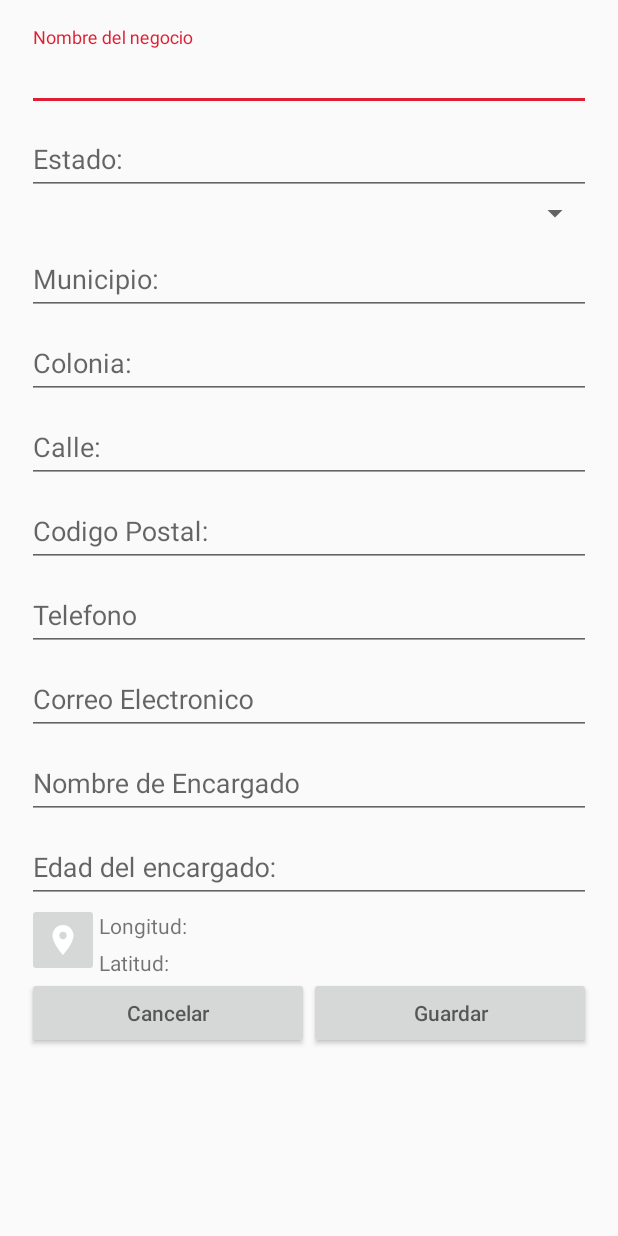
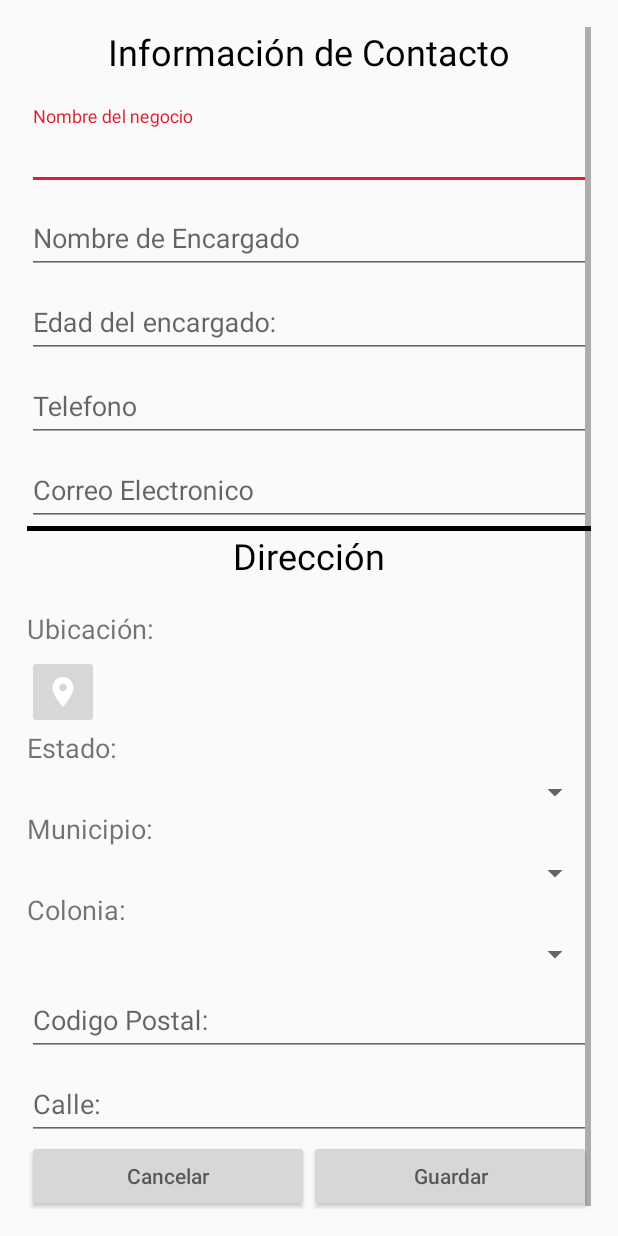
Before and after one commit to EspinoLeandro/MATI, an Android app: the layout fragment_capturista_tienda_agregar.xml on its own in the app's theme, with its tools: preview values and no code run, on a phone screen of 412 x 824 dp. Run offline under Robolectric (Android 15) with nearby library versions, the light colour scheme and no system bars.

Commit message:
Diseño: Capturista Agregar Tienda

```diff
--- a/app/src/main/res/layout/fragment_capturista_tienda_agregar.xml
+++ b/app/src/main/res/layout/fragment_capturista_tienda_agregar.xml
@@ -14,6 +14,17 @@
             android:orientation="vertical"
             android:layout_width="match_parent"
             android:layout_height="match_parent">
+
+
+            <TextView
+                android:textColor="@android:color/black"
+                android:textSize="24dp"
+                android:layout_marginBottom="20dp"
+                android:layout_gravity="center"
+                android:layout_width="wrap_content"
+                android:layout_height="wrap_content"
+                android:text="Información de Contacto"/>
+
             <android.support.design.widget.TextInputLayout
                 android:id="@+id/capturista_tienda_agregar_nombre"
                 android:layout_width="match_parent"
@@ -27,66 +38,28 @@
             </android.support.design.widget.TextInputLayout>
 
             <android.support.design.widget.TextInputLayout
-                android:id="@+id/capturista_tienda_agregar_direccionEstado"
+                android:id="@+id/capturista_tienda_agregar_nombre_encargado"
                 android:layout_width="match_parent"
                 android:layout_height="wrap_content">
+
                 <EditText
-                    android:id="@+id/capturista_tienda_agregar_direccion_estado"
+                    android:id="@+id/capturista_tienda_agregar_nombre_encargado_edt"
                     android:layout_width="match_parent"
                     android:layout_height="wrap_content"
-                    android:hint="Estado:"
-                    android:inputType="text" />
-
-                <Spinner
-                    android:layout_width="match_parent"
-                    android:layout_height="wrap_content"></Spinner>
+                    android:hint="@string/capturista_tienda_agregar_nombre_encargado_hint"
+                    android:inputType="text"/>
             </android.support.design.widget.TextInputLayout>
 
             <android.support.design.widget.TextInputLayout
-                android:id="@+id/capturista_tienda_agregar_direccionMunicipio"
+                android:id="@+id/capturista_tienda_agregar_edadEncargado"
                 android:layout_width="match_parent"
                 android:layout_height="wrap_content">
+
                 <EditText
-                    android:id="@+id/capturista_tienda_agregar_direccion_municipio"
+                    android:id="@+id/capturista_tienda_agregar_edad_encargado"
                     android:layout_width="match_parent"
                     android:layout_height="wrap_content"
-                    android:hint="Municipio:"
-                    android:inputType="text" />
-            </android.support.design.widget.TextInputLayout>
-
-            <android.support.design.widget.TextInputLayout
-                android:id="@+id/capturista_tienda_agregar_direccionColonia"
-                android:layout_width="match_parent"
-                android:layout_height="wrap_content">
-                <EditText
-                    android:id="@+id/capturista_tienda_agregar_direccion_colonia"
-                    android:layout_width="match_parent"
-                    android:layout_height="wrap_content"
-                    android:hint="Colonia:"
-                    android:inputType="text" />
-            </android.support.design.widget.TextInputLayout>
-
-            <android.support.design.widget.TextInputLayout
-                android:id="@+id/capturista_tienda_agregar_direccionCalle"
-                android:layout_width="match_parent"
-                android:layout_height="wrap_content">
-                <EditText
-                    android:id="@+id/capturista_tienda_agregar_direccion_calle"
-                    android:layout_width="match_parent"
-                    android:layout_height="wrap_content"
-                    android:hint="Calle:"
-                    android:inputType="text" />
-            </android.support.design.widget.TextInputLayout>
-
-            <android.support.design.widget.TextInputLayout
-                android:id="@+id/capturista_tienda_agregar_direccionCP"
-                android:layout_width="match_parent"
-                android:layout_height="wrap_content">
-                <EditText
-                    android:id="@+id/capturista_tienda_agregar_direccion_cp"
-                    android:layout_width="match_parent"
-                    android:layout_height="wrap_content"
-                    android:hint="Codigo Postal:"
+                    android:hint="Edad del encargado:"
                     android:inputType="number" />
             </android.support.design.widget.TextInputLayout>
 
@@ -116,31 +89,26 @@
 
             </android.support.design.widget.TextInputLayout>
 
-            <android.support.design.widget.TextInputLayout
-                android:id="@+id/capturista_tienda_agregar_nombre_encargado"
-                android:layout_width="match_parent"
-                android:layout_height="wrap_content">
+            <View
+                android:background="@android:color/black"
+                android:layout_width="wrap_content"
+                android:layout_height="3dp"/>
 
-                <EditText
-                    android:id="@+id/capturista_tienda_agregar_nombre_encargado_edt"
-                    android:layout_width="match_parent"
-                    android:layout_height="wrap_content"
-                    android:hint="@string/capturista_tienda_agregar_nombre_encargado_hint"
-                    android:inputType="text"/>
-            </android.support.design.widget.TextInputLayout>
+            <TextView
+                android:textColor="@android:color/black"
+                android:textSize="24dp"
+                android:layout_marginBottom="20dp"
+                android:layout_gravity="center"
+                android:layout_width="wrap_content"
+                android:layout_height="wrap_content"
+                android:text="Dirección"/>
 
-            <android.support.design.widget.TextInputLayout
-                android:id="@+id/capturista_tienda_agregar_edadEncargado"
-                android:layout_width="match_parent"
-                android:layout_height="wrap_content">
-
-                <EditText
-                    android:id="@+id/capturista_tienda_agregar_edad_encargado"
-                    android:layout_width="match_parent"
-                    android:layout_height="wrap_content"
-                    android:hint="Edad del encargado:"
-                    android:inputType="number" />
-            </android.support.design.widget.TextInputLayout>
+            <TextView
+            android:textSize="18dp"
+            android:layout_marginBottom="5dp"
+            android:layout_width="wrap_content"
+            android:layout_height="wrap_content"
+            android:text="Ubicación: "/>
 
             <LinearLayout
                 android:layout_width="match_parent"
@@ -156,24 +124,78 @@
                     android:layout_width="match_parent"
                     android:orientation="vertical"
                     android:layout_height="wrap_content">
-
-
                     <TextView
                         android:id="@+id/capturista_tienda_agregar_longitud"
-                        android:text="@string/capturista_tienda_agregar_longitud"
                         android:layout_width="wrap_content"
                         android:layout_height="wrap_content"
                         android:layout_marginTop="5dp"/>
-
                     <TextView
                         android:id="@+id/capturista_tienda_agregar_latitud"
-                        android:text="@string/capturista_tienda_agregar_latitud"
                         android:layout_width="wrap_content"
                         android:layout_height="wrap_content"
                         android:layout_marginTop="5dp"/>
-
                 </LinearLayout>
             </LinearLayout>
+
+            <TextView
+                android:textSize="18dp"
+                android:layout_marginBottom="5dp"
+                android:layout_width="wrap_content"
+                android:layout_height="wrap_content"
+                android:text="Estado: "/>
+
+            <Spinner
+                android:id="@+id/capturista_tienda_agregar_direccion_estado"
+                android:layout_width="match_parent"
+                android:layout_height="wrap_content"></Spinner>
+
+            <TextView
+                android:textSize="18dp"
+                android:layout_marginBottom="5dp"
+                android:layout_width="wrap_content"
+                android:layout_height="wrap_content"
+                android:text="Municipio: "/>
+
+            <Spinner
+                android:id="@+id/capturista_tienda_agregar_direccion_municipio"
+                android:layout_width="match_parent"
+                android:layout_height="wrap_content"></Spinner>
+
+            <TextView
+                android:textSize="18dp"
+                android:layout_marginBottom="5dp"
+                android:layout_width="wrap_content"
+                android:layout_height="wrap_content"
+                android:text="Colonia: "/>
+
+            <Spinner
+                android:id="@+id/capturista_tienda_agregar_direccion_colonia"
+                android:layout_width="match_parent"
+                android:layout_height="wrap_content"></Spinner>
+
+            <android.support.design.widget.TextInputLayout
+                android:id="@+id/capturista_tienda_agregar_direccionCP"
+                android:layout_width="match_parent"
+                android:layout_height="wrap_content">
+                <EditText
+                    android:id="@+id/capturista_tienda_agregar_direccion_cp"
+                    android:layout_width="match_parent"
+                    android:layout_height="wrap_content"
+                    android:hint="Codigo Postal:"
+                    android:inputType="number" />
+            </android.support.design.widget.TextInputLayout>
+
+            <android.support.design.widget.TextInputLayout
+                android:id="@+id/capturista_tienda_agregar_direccionCalle"
+                android:layout_width="match_parent"
+                android:layout_height="wrap_content">
+                <EditText
+                    android:id="@+id/capturista_tienda_agregar_direccion_calle"
+                    android:layout_width="match_parent"
+                    android:layout_height="wrap_content"
+                    android:hint="Calle:"
+                    android:inputType="text" />
+            </android.support.design.widget.TextInputLayout>
 
             <LinearLayout
                 android:layout_width="match_parent"
```
